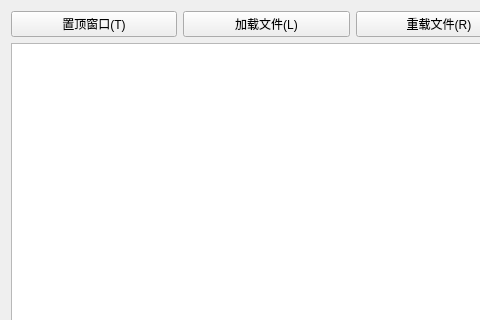
This is ui/editor2.ui in JeremyChim/dt as Qt 5 draws it before an edit; both pictures show x 0 to 480 and y 0 to 320 of the 1050 by 675 pixel window. The edited form follows.
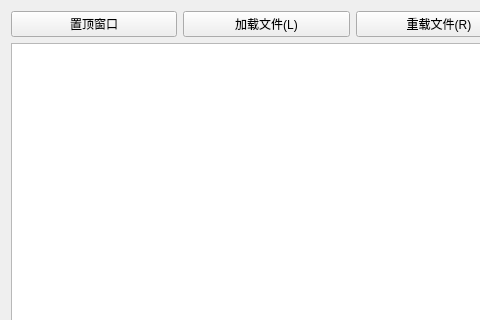
This is the edited form.

Diff of the .ui file:
```diff
--- a/ui/editor2.ui
+++ b/ui/editor2.ui
@@ -22,7 +22,7 @@
      <item>
       <widget class="QPushButton" name="TopBtn">
        <property name="text">
-        <string>置顶窗口(T)</string>
+        <string>置顶窗口</string>
        </property>
       </widget>
      </item>
```
